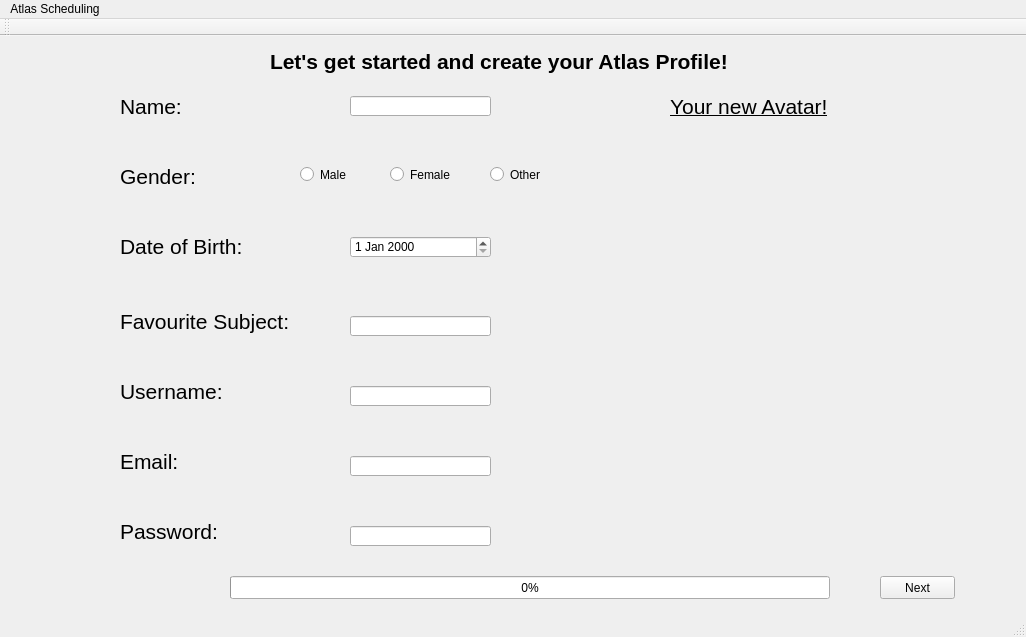
The window that atlaswelcome.ui (11mhg/atlas-scheduling) describes before a commit, drawn with Qt 5.
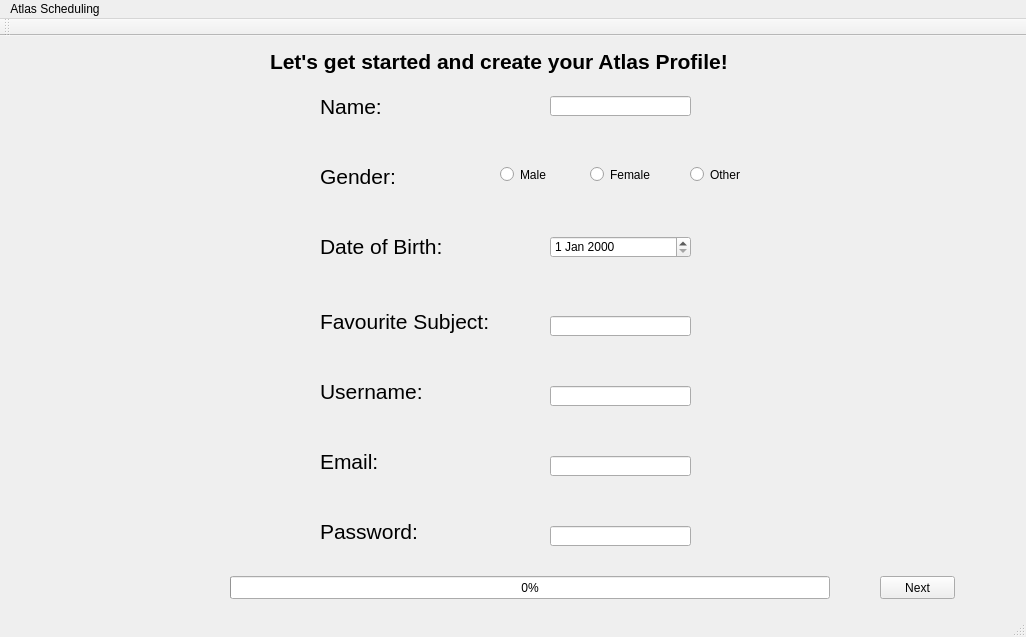
The same window after the commit. The open tabs and pages were chosen to show the change. Icons and pictures are not drawn. Custom widgets are drawn as their Qt base class.

Commit message: When god asks I deliver

What changed in the file:
```diff
--- a/atlaswelcome.ui
+++ b/atlaswelcome.ui
@@ -269,7 +269,7 @@
      <widget class="QLineEdit" name="userProfileIn">
       <property name="geometry">
        <rect>
-        <x>340</x>
+        <x>540</x>
         <y>350</y>
         <width>141</width>
         <height>20</height>
@@ -279,7 +279,7 @@
      <widget class="QRadioButton" name="femaleSelect">
       <property name="geometry">
        <rect>
-        <x>380</x>
+        <x>580</x>
         <y>130</y>
         <width>71</width>
         <height>17</height>
@@ -297,7 +297,7 @@
      <widget class="QLabel" name="emailLabel">
       <property name="geometry">
        <rect>
-        <x>110</x>
+        <x>310</x>
         <y>410</y>
         <width>171</width>
         <height>31</height>
@@ -315,7 +315,7 @@
      <widget class="QLabel" name="passwordLabel">
       <property name="geometry">
        <rect>
-        <x>110</x>
+        <x>310</x>
         <y>480</y>
         <width>171</width>
         <height>31</height>
@@ -333,7 +333,7 @@
      <widget class="QLabel" name="nameLabel">
       <property name="geometry">
        <rect>
-        <x>110</x>
+        <x>310</x>
         <y>60</y>
         <width>61</width>
         <height>21</height>
@@ -351,7 +351,7 @@
      <widget class="QLineEdit" name="emailProfileIn">
       <property name="geometry">
        <rect>
-        <x>340</x>
+        <x>540</x>
         <y>420</y>
         <width>141</width>
         <height>20</height>
@@ -381,7 +381,7 @@
      <widget class="QLineEdit" name="nameProfileIn">
       <property name="geometry">
        <rect>
-        <x>340</x>
+        <x>540</x>
         <y>60</y>
         <width>141</width>
         <height>20</height>
@@ -391,7 +391,7 @@
      <widget class="QLineEdit" name="FavSubjectProfileIn">
       <property name="geometry">
        <rect>
-        <x>340</x>
+        <x>540</x>
         <y>280</y>
         <width>141</width>
         <height>20</height>
@@ -401,7 +401,7 @@
      <widget class="QRadioButton" name="maleSelect">
       <property name="geometry">
        <rect>
-        <x>290</x>
+        <x>490</x>
         <y>130</y>
         <width>51</width>
         <height>17</height>
@@ -432,7 +432,7 @@
      <widget class="QDateEdit" name="DoBSelect">
       <property name="geometry">
        <rect>
-        <x>340</x>
+        <x>540</x>
         <y>200</y>
         <width>141</width>
         <height>22</height>
@@ -442,7 +442,7 @@
      <widget class="QRadioButton" name="otherSelect">
       <property name="geometry">
        <rect>
-        <x>480</x>
+        <x>680</x>
         <y>130</y>
         <width>82</width>
         <height>17</height>
@@ -455,7 +455,7 @@
      <widget class="QLabel" name="usernameLabel">
       <property name="geometry">
        <rect>
-        <x>110</x>
+        <x>310</x>
         <y>340</y>
         <width>171</width>
         <height>31</height>
@@ -473,7 +473,7 @@
      <widget class="QLabel" name="genderLabel">
       <property name="geometry">
        <rect>
-        <x>110</x>
+        <x>310</x>
         <y>130</y>
         <width>81</width>
         <height>21</height>
@@ -504,7 +504,7 @@
      <widget class="QLineEdit" name="PswdProfileIn">
       <property name="geometry">
        <rect>
-        <x>340</x>
+        <x>540</x>
         <y>490</y>
         <width>141</width>
         <height>20</height>
@@ -514,7 +514,7 @@
      <widget class="QLabel" name="FavSubjectLabel">
       <property name="geometry">
        <rect>
-        <x>110</x>
+        <x>310</x>
         <y>270</y>
         <width>171</width>
         <height>31</height>
@@ -532,7 +532,7 @@
      <widget class="QLabel" name="DoBLabel">
       <property name="geometry">
        <rect>
-        <x>110</x>
+        <x>310</x>
         <y>200</y>
         <width>131</width>
         <height>21</height>
@@ -547,25 +547,6 @@
        <string>Date of Birth:</string>
       </property>
      </widget>
-     <widget class="QLabel" name="slogan3">
-      <property name="geometry">
-       <rect>
-        <x>660</x>
-        <y>60</y>
-        <width>161</width>
-        <height>21</height>
-       </rect>
-      </property>
-      <property name="font">
-       <font>
-        <pointsize>16</pointsize>
-        <underline>true</underline>
-       </font>
-      </property>
-      <property name="text">
-       <string>Your new Avatar!</string>
-      </property>
-     </widget>
     </widget>
     <widget class="QWidget" name="profileCustomization">
      <widget class="QLabel" name="slogan3_2">
```
The commit also changes 1 other file.
